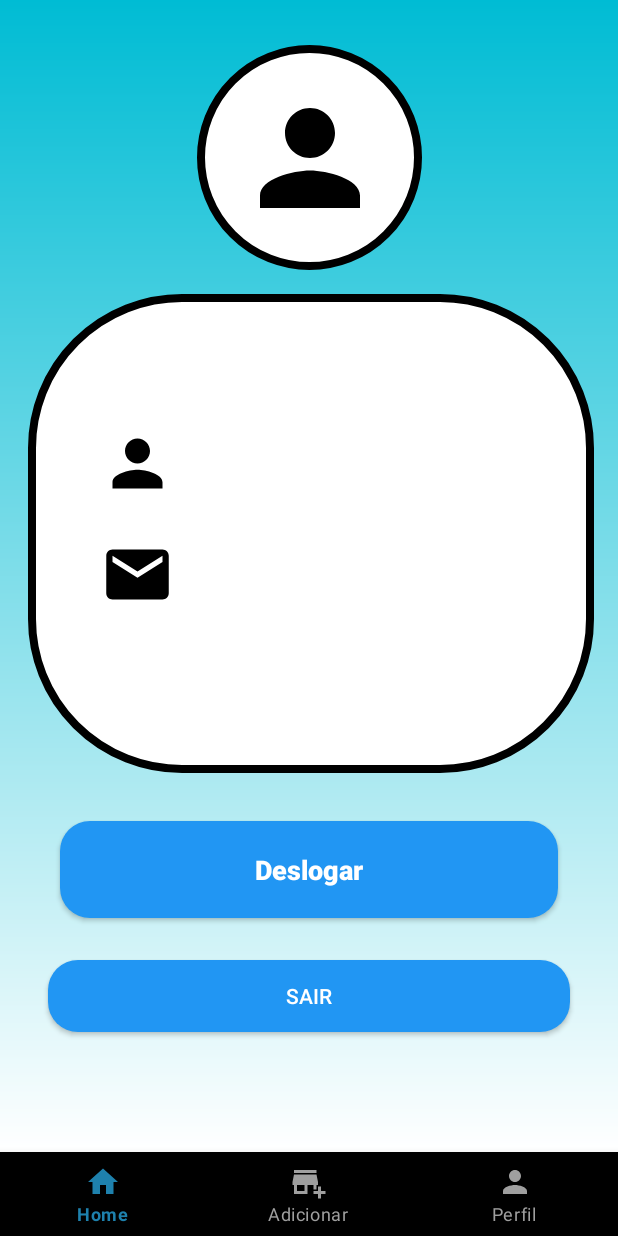
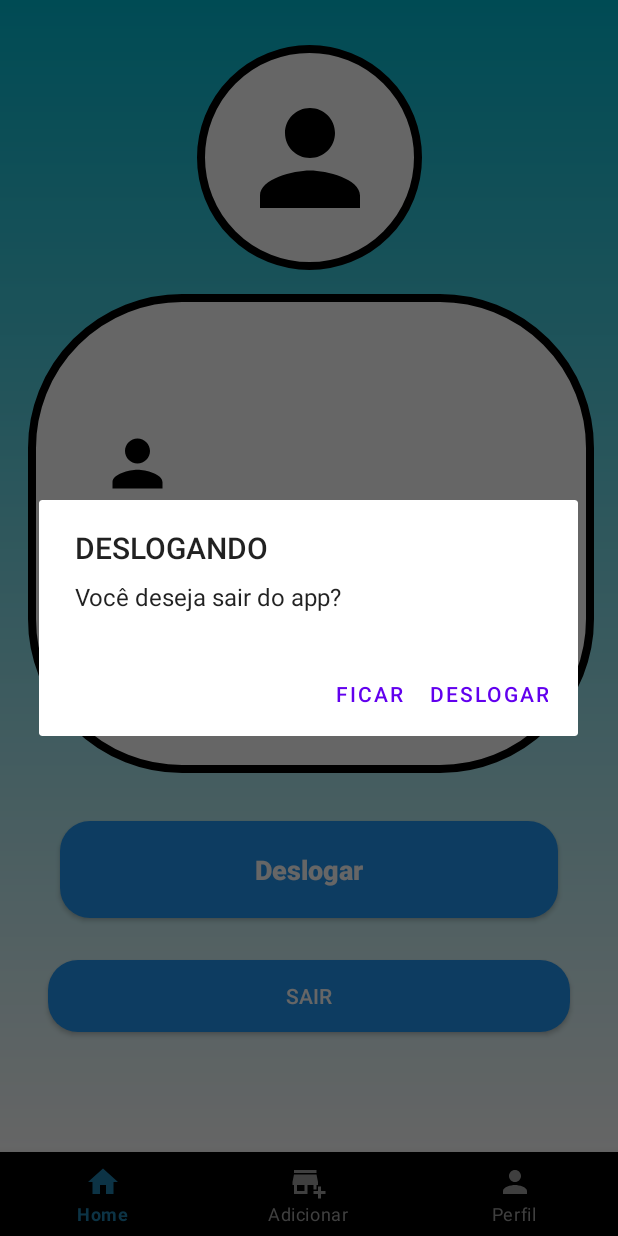
Before and after one commit to tankmester/PIOrlando, an Android app: the perfil screen opened through its navigation route, after a tap on "Deslogar", on a phone screen of 412 x 824 dp. Run offline under Robolectric (Android 15) with nearby library versions, the phone set to English and light mode, and no system bars; our stand-ins replace Firebase (no records; nobody signed in at launch, a user with empty details on screens opened directly), navigation-ui; libraries missing offline, so code that uses them is left out: com.firebase.ui.

Commit message:
Botaão de deslogar

```diff
--- a/app/src/main/java/com/example/projetointegradororlando/MainActivity.kt
+++ b/app/src/main/java/com/example/projetointegradororlando/MainActivity.kt
@@ -3,14 +3,11 @@ package com.example.projetointegradororlando
 import android.content.Intent
 import androidx.appcompat.app.AppCompatActivity
 import android.os.Bundle
-import android.util.Log
 import android.widget.Toast
 import androidx.navigation.NavController
 import androidx.navigation.fragment.NavHostFragment
 import androidx.navigation.ui.NavigationUI.setupWithNavController
 import com.example.projetointegradororlando.databinding.ActivityMainBinding
-import com.example.projetointegradororlando.databinding.ProdutoBinding
-import com.example.projetointegradororlando.modelos.Produto
 import com.firebase.ui.auth.AuthUI
 import com.google.firebase.auth.FirebaseAuth
 import com.google.firebase.auth.FirebaseUser
@@ -35,7 +32,7 @@ class MainActivity : AppCompatActivity() {
         setupWithNavController(bottomNavigationView, navController)
 
         if(getCurrentUser() == null){
-            val providers = arrayListOf(AuthUI.IdpConfig.EmailBuilder().build())
+            val providers = arrayListOf(AuthUI.IdpConfig.EmailBuilder().build(), AuthUI.IdpConfig.GoogleBuilder().build())
 
             startActivityForResult(
                 AuthUI.getInstance()
@@ -51,7 +48,7 @@ class MainActivity : AppCompatActivity() {
 
     }
 
-    fun getCurrentUser(): FirebaseUser? {
+    private fun getCurrentUser(): FirebaseUser? {
         return FirebaseAuth.getInstance().currentUser
     }
 
@@ -66,7 +63,7 @@ class MainActivity : AppCompatActivity() {
         }
     }
 
-    fun setupFirebase(){
+    private fun setupFirebase(){
         val usuario = getCurrentUser()
 
         if (usuario != null){
--- a/app/src/main/java/com/example/projetointegradororlando/homeFragment.kt
+++ b/app/src/main/java/com/example/projetointegradororlando/homeFragment.kt
@@ -54,11 +54,11 @@ class homeFragment : Fragment() {
 
     }
 
-    fun getCurrentUser(): FirebaseUser? {
+    private fun getCurrentUser(): FirebaseUser? {
         return FirebaseAuth.getInstance().currentUser
     }
 
-    fun setupFirebase(){
+    private fun setupFirebase(){
         val usuario = getCurrentUser()
 
         if (usuario != null){
@@ -70,7 +70,7 @@ class homeFragment : Fragment() {
                     val list = arrayListOf<Produto>()
 
                     snapshot.child("produtos").children.forEach{
-                        val map = it.value as HashMap<String, Any>
+                        val map = it.value as HashMap<*, *>
                         val id = it.key
                         val imagem = map["imagem"] as String
                         val titulo = map["titulo"] as String
--- a/app/src/main/java/com/example/projetointegradororlando/perfil.kt
+++ b/app/src/main/java/com/example/projetointegradororlando/perfil.kt
@@ -1,11 +1,15 @@
 package com.example.projetointegradororlando
+
 
 import android.content.Intent
 import android.os.Bundle
+import android.os.Message
 import androidx.fragment.app.Fragment
 import android.view.LayoutInflater
 import android.view.View
 import android.view.ViewGroup
+import androidx.appcompat.app.AlertDialog
+import androidx.core.app.ActivityCompat.finishAffinity
 import com.example.projetointegradororlando.databinding.FragmentPerfilBinding
 import com.google.firebase.auth.FirebaseAuth
 import com.google.firebase.auth.FirebaseUser
@@ -19,7 +23,12 @@ class perfil : Fragment() {
 
         binding.btDeslogar.setOnClickListener {
             FirebaseAuth.getInstance().signOut()
+
+            alert("DESLOGANDO", "Você deseja sair do app?")
+
         }
+
+
         binding.btSair.setOnClickListener{
             System.exit(0)
         }
@@ -27,4 +36,23 @@ class perfil : Fragment() {
         return binding.root
 
     }
+
+    private fun alert(title: String, message: String) {
+        val builder = AlertDialog.Builder(context!!)
+        builder
+            .setTitle(title)
+            .setMessage(message)
+            .setCancelable(false)
+            .setPositiveButton("Deslogar") {dialog, button ->
+                finishAffinity()
+            }
+            .setNegativeButton("Ficar", null)
+            .create().show()
+    }
+
+    private fun finishAffinity() {
+        System.exit(0)
+    }
+
+
 }
--- a/app/src/main/res/layout/activity_main.xml
+++ b/app/src/main/res/layout/activity_main.xml
@@ -1,5 +1,12 @@
 <?xml version="1.0" encoding="utf-8"?>
-<androidx.constraintlayout.widget.ConstraintLayout xmlns:android="http://schemas.android.com/apk/res/android"
+
+<ScrollView
+    android:layout_width="match_parent"
+    android:layout_height="match_parent"
+    xmlns:android="http://schemas.android.com/apk/res/android"
+    android:fillViewport="true">
+
+<androidx.constraintlayout.widget.ConstraintLayout
     xmlns:app="http://schemas.android.com/apk/res-auto"
     xmlns:tools="http://schemas.android.com/tools"
     android:id="@+id/main"
@@ -7,6 +14,7 @@
     android:layout_height="match_parent"
     android:background="@drawable/background"
     tools:context=".MainActivity">
+
 
 
     <fragment
@@ -37,3 +45,5 @@
 
 
 </androidx.constraintlayout.widget.ConstraintLayout>
+
+    </ScrollView>
--- a/app/src/main/res/layout/fragment_perfil.xml
+++ b/app/src/main/res/layout/fragment_perfil.xml
@@ -1,6 +1,13 @@
 <?xml version="1.0" encoding="utf-8"?>
-<androidx.constraintlayout.widget.ConstraintLayout xmlns:android="http://schemas.android.com/apk/res/android"
-    xmlns:app="http://schemas.android.com/apk/res-auto"
+
+<ScrollView
+    android:layout_width="match_parent"
+    android:layout_height="match_parent"
+    xmlns:android="http://schemas.android.com/apk/res/android"
+    android:fillViewport="true">
+
+
+<androidx.constraintlayout.widget.ConstraintLayout xmlns:app="http://schemas.android.com/apk/res-auto"
     xmlns:tools="http://schemas.android.com/tools"
     android:id="@+id/frameLayout2"
     android:background="@drawable/background"
@@ -129,3 +136,5 @@
 
 
 </androidx.constraintlayout.widget.ConstraintLayout>
+
+</ScrollView>
```
Also changed, not shown: app/build.gradle (+11 -10 lines), app/src/main/res/layout/fragment_home.xml (+15 -1 lines).
